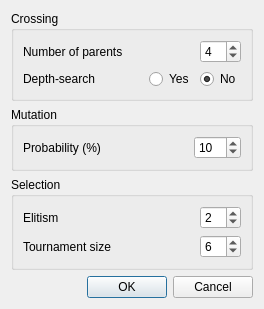
Before: the Qt Designer form UI/Layouts/EvolutionParametersDialog.ui in akkenoth/TSPGen, drawn with Qt 5.
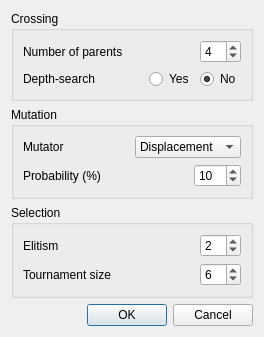
After: the same form once the commit is applied.

Commit message: UI/EvolutionParametersDialog, UI/EvolutionProcessor: added mutator type selector (combobox), passing the choosen option to processor and applying proper mutator.

```diff
--- a/UI/Layouts/EvolutionParametersDialog.ui
+++ b/UI/Layouts/EvolutionParametersDialog.ui
@@ -104,6 +104,50 @@
       <string>Mutation</string>
      </property>
      <layout class="QVBoxLayout" name="verticalLayout_3">
+      <item>
+       <layout class="QHBoxLayout" name="horizontalLayout_6">
+        <item>
+         <widget class="QLabel" name="labelMutator">
+          <property name="text">
+           <string>Mutator</string>
+          </property>
+         </widget>
+        </item>
+        <item>
+         <spacer name="horizontalSpacer_6">
+          <property name="orientation">
+           <enum>Qt::Horizontal</enum>
+          </property>
+          <property name="sizeHint" stdset="0">
+           <size>
+            <width>40</width>
+            <height>20</height>
+           </size>
+          </property>
+         </spacer>
+        </item>
+        <item>
+         <widget class="QComboBox" name="comboBoxMutator">
+          <property name="sizePolicy">
+           <sizepolicy hsizetype="MinimumExpanding" vsizetype="Fixed">
+            <horstretch>0</horstretch>
+            <verstretch>0</verstretch>
+           </sizepolicy>
+          </property>
+          <item>
+           <property name="text">
+            <string>Displacement</string>
+           </property>
+          </item>
+          <item>
+           <property name="text">
+            <string>Inversion</string>
+           </property>
+          </item>
+         </widget>
+        </item>
+       </layout>
+      </item>
       <item>
        <layout class="QHBoxLayout" name="horizontalLayout_2">
         <item>
```
The commit also changes 3 other files.
